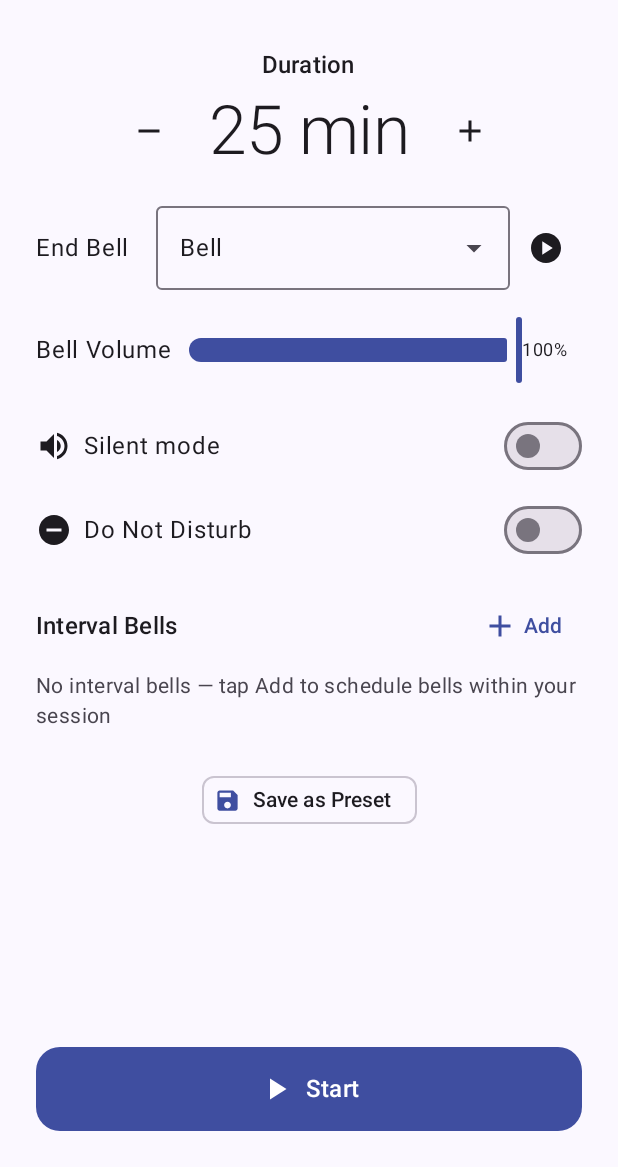
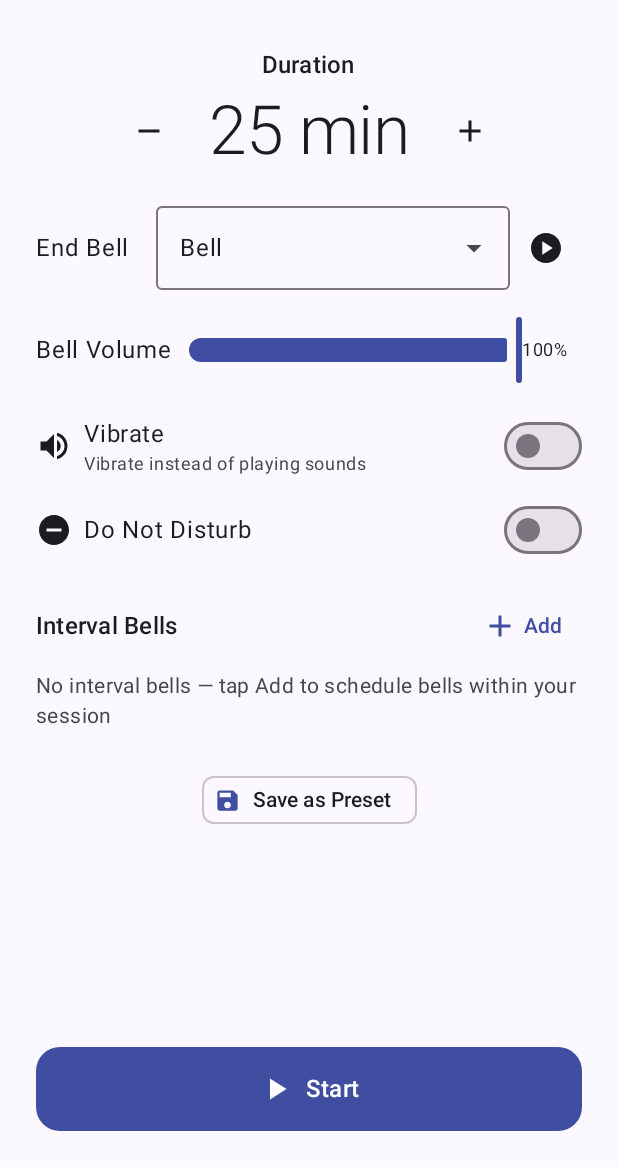
Before and after one commit to tupini07/zazen, an Android app built with Jetpack Compose: the screen it shows after launch (MainActivity), on a phone screen of 412 x 824 dp, the part 69-1236 px from its top. Run offline under Robolectric (Android 15) with nearby library versions, the phone set to English and light mode, and no system bars; our stand-ins replace Dagger/Hilt's generated code, Room's generated code.

Commit message:
Rename silent mode to vibrate, fix vibration reliability
- Rename 'Silent mode' toggle to 'Vibrate' with subtitle
  'Vibrate instead of playing sounds' for clarity
- Use VibratorManager on API 31+ for reliable vibration
- Replace single-pulse vibration with noticeable patterns:
  interval bells get a double-pulse, end-of-session gets
  a long-short-long pattern
- Update volume warning text accordingly

Co-authored-by: Copilot <223556219+Copilot@users.noreply.github.com>

```diff
--- a/app/src/main/java/com/zazen/service/SoundPlayer.kt
+++ b/app/src/main/java/com/zazen/service/SoundPlayer.kt
@@ -3,8 +3,10 @@ package com.zazen.service
 import android.content.Context
 import android.media.AudioAttributes
 import android.media.SoundPool
+import android.os.Build
 import android.os.VibrationEffect
 import android.os.Vibrator
+import android.os.VibratorManager
 import androidx.annotation.RawRes
 import com.zazen.data.model.Sound
 import dagger.hilt.android.qualifiers.ApplicationContext
@@ -25,7 +27,12 @@ class SoundPlayer @Inject constructor(
         )
         .build()
 
-    private val vibrator = context.getSystemService(Vibrator::class.java)
+    private val vibrator: Vibrator? = if (Build.VERSION.SDK_INT >= Build.VERSION_CODES.S) {
+        context.getSystemService(VibratorManager::class.java)?.defaultVibrator
+    } else {
+        @Suppress("DEPRECATION")
+        context.getSystemService(Vibrator::class.java)
+    }
 
     private val loadedSounds = mutableMapOf<Int, Int>()
 
@@ -48,9 +55,17 @@ class SoundPlayer @Inject constructor(
         soundPool.play(soundId, vol, vol, 1, 0, 1f)
     }
 
-    fun vibrate(durationMs: Long = 500) {
+    /** Double-pulse vibration pattern so it's noticeable during meditation. */
+    fun vibrate(strong: Boolean = false) {
+        val pattern = if (strong) {
+            // End-of-session: long-short-long pattern
+            longArrayOf(0, 400, 200, 400, 200, 600)
+        } else {
+            // Interval bell: two short pulses
+            longArrayOf(0, 250, 150, 250)
+        }
         vibrator?.vibrate(
-            VibrationEffect.createOneShot(durationMs, VibrationEffect.DEFAULT_AMPLITUDE)
+            VibrationEffect.createWaveform(pattern, -1)
         )
     }
 
--- a/app/src/main/java/com/zazen/service/TimerService.kt
+++ b/app/src/main/java/com/zazen/service/TimerService.kt
@@ -188,7 +188,7 @@ class TimerService : Service() {
         val config = currentConfig
 
         if (config?.vibrateOnly == true) {
-            soundPlayer.vibrate(durationMs = 1000)
+            soundPlayer.vibrate(strong = true)
         } else {
             soundPlayer.play(config?.endSoundResId ?: R.raw.bell, config?.bellVolume ?: 1f)
         }
--- a/app/src/main/java/com/zazen/ui/screens/setup/SetupScreen.kt
+++ b/app/src/main/java/com/zazen/ui/screens/setup/SetupScreen.kt
@@ -243,7 +243,7 @@ fun SetupScreen(
 
             Spacer(Modifier.height(16.dp))
 
-            // --- Silent mode toggle ---
+            // --- Vibrate toggle ---
             Row(
                 modifier = Modifier.fillMaxWidth(),
                 horizontalArrangement = Arrangement.SpaceBetween,
@@ -255,7 +255,14 @@ fun SetupScreen(
                         contentDescription = null,
                     )
                     Spacer(Modifier.width(8.dp))
-                    Text("Silent mode")
+                    Column {
+                        Text("Vibrate")
+                        Text(
+                            "Vibrate instead of playing sounds",
+                            style = MaterialTheme.typography.bodySmall,
+                            color = MaterialTheme.colorScheme.onSurfaceVariant,
+                        )
+                    }
                 }
                 Switch(checked = vibrateOnly, onCheckedChange = { viewModel.toggleVibrateOnly() })
             }
@@ -369,7 +376,7 @@ fun SetupScreen(
             title = { Text("Volume is muted") },
             text = {
                 Text("Your alarm volume is at zero — bells won't be audible. " +
-                    "Raise the volume or switch to silent mode.")
+                    "Raise the volume or enable vibrate mode.")
             },
             confirmButton = {
                 TextButton(onClick = {
```
